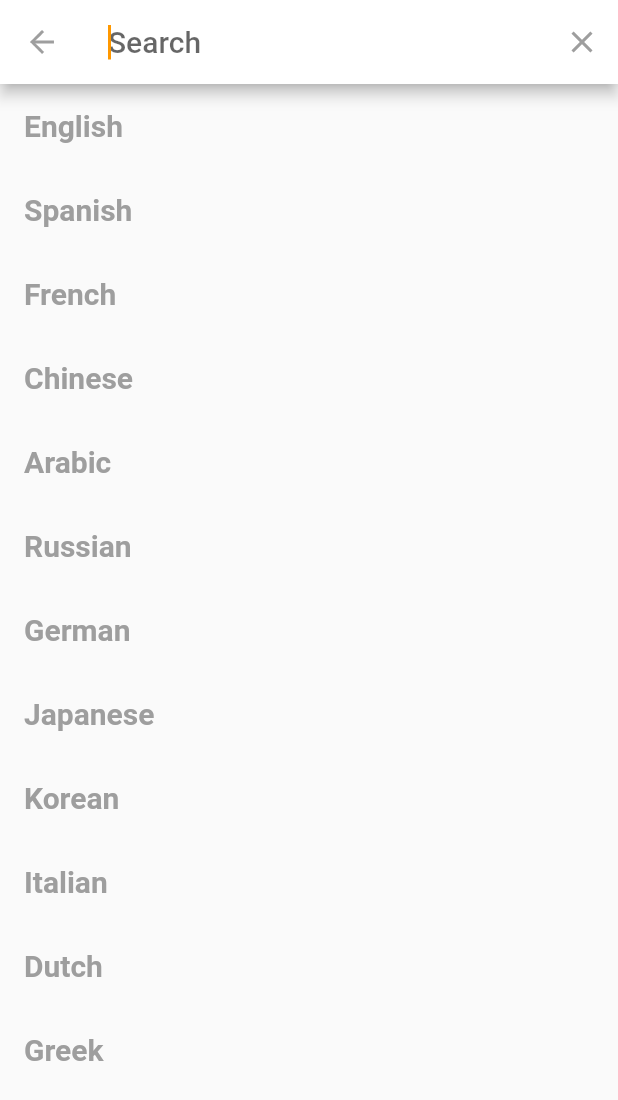
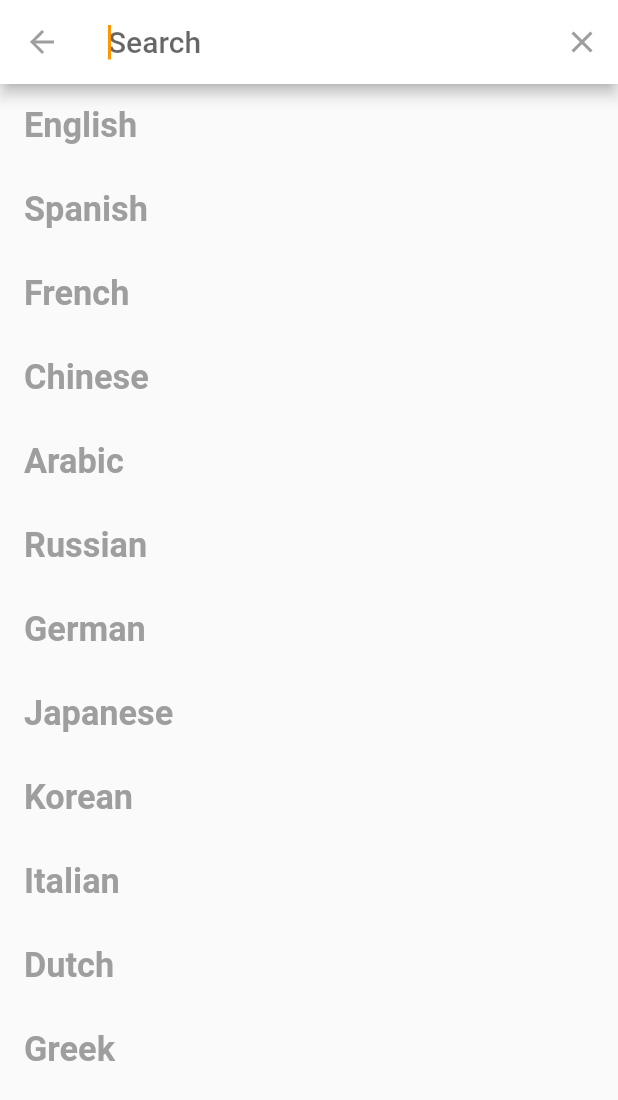
Before and after one commit to litrar/floating-bottle, a Flutter app: the Language screen opened directly, after a tap on "Enter the language", on a phone screen of 412 x 824 dp. Shown: the top 1100 px of the screen. Run offline on Flutter 3.47's test engine with Material 2 defaults, Android fonts, the phone set to English and light mode, and no system bars; our stand-ins replace flutter_bloc, flutter_screenutil, go_router, image_picker.

Commit message:
update search bar page

```diff
--- a/lib/pages/authentication/search_bar.dart
+++ b/lib/pages/authentication/search_bar.dart
@@ -1,5 +1,6 @@
 import 'package:floating_bottle/pages/authentication/language_level.dart';
 import 'package:flutter/material.dart';
+import 'package:flutter_screenutil/flutter_screenutil.dart';
 
 
 class SearchBarDelegate extends SearchDelegate<String> {
@@ -9,7 +10,7 @@ class SearchBarDelegate extends SearchDelegate<String> {
   List<Widget>? buildActions(BuildContext context) {
     return [
       IconButton(
-        icon: Icon(Icons.clear),
+        icon: const Icon(Icons.clear),
         onPressed: () => query = "",
       )
     ];
@@ -46,12 +47,12 @@ class SearchBarDelegate extends SearchDelegate<String> {
           title: RichText(
               text: TextSpan(
                   text: suggestionList[index].substring(0, query.length),
-                  style: const TextStyle(
-                      color: Colors.black, fontWeight: FontWeight.bold,fontSize: 20),
+                  style: TextStyle(
+                      color: Colors.black, fontWeight: FontWeight.bold,fontSize: 20.sp),
                   children: [
                     TextSpan(
                       text: suggestionList[index].substring(query.length),
-                      style: TextStyle(color: Colors.grey,fontSize: 20),),
+                      style: TextStyle(color: Colors.grey,fontSize: 20.sp),),
                   ])),
           onTap: () {
             query = suggestionList[index];
```
